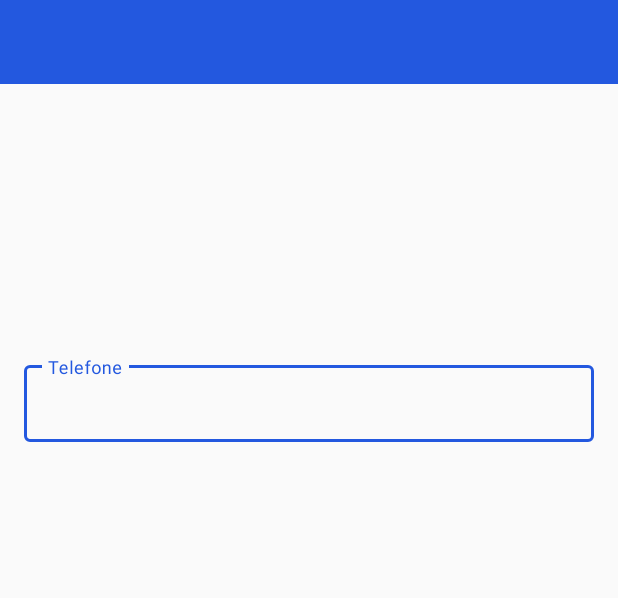
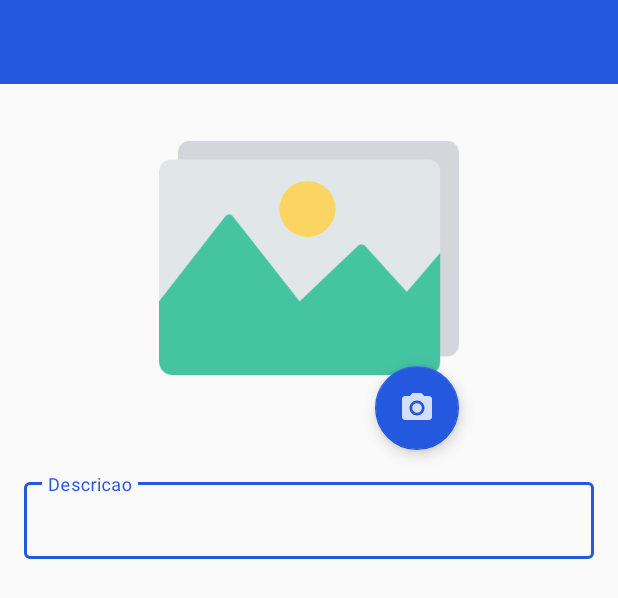
Before and after one commit to DannielRoque/Mapa_Local, an Android app: the layout activity_formulario_categoria.xml on its own in the app's theme, with its tools: preview values and no code run, on a phone screen of 412 x 824 dp. Shown: the top 598 px of the screen. Run offline under Robolectric (Android 15) with nearby library versions, the phone set to English and light mode, and no system bars.

Commit message:
update Formulario Categoria

```diff
--- a/app/src/main/AndroidManifest.xml
+++ b/app/src/main/AndroidManifest.xml
@@ -15,13 +15,15 @@
         android:roundIcon="@mipmap/ic_launcher_round"
         android:supportsRtl="true"
         android:theme="@style/AppTheme">
-        <activity android:name=".ui.FormularioCategoriaActivity"></activity>
-        <activity android:name=".ui.FormularioLocalActivity" >
+        <activity android:name=".ui.FormularioCategoriaActivity">
             <intent-filter>
                 <action android:name="android.intent.action.MAIN" />
 
                 <category android:name="android.intent.category.LAUNCHER" />
             </intent-filter>
+        </activity>
+        <activity android:name=".ui.FormularioLocalActivity" >
+
         </activity>
         <!--
              The API key for Google Maps-based APIs is defined as a string resource.
--- /dev/null
+++ b/app/src/main/res/drawable-anydpi/ic_action_picture.xml
@@ -0,0 +1,14 @@
+<vector xmlns:android="http://schemas.android.com/apk/res/android"
+    android:width="24dp"
+    android:height="24dp"
+    android:viewportWidth="24"
+    android:viewportHeight="24"
+    android:tint="#FFFFFF"
+    android:alpha="0.8">
+    <path
+        android:fillColor="#FF000000"
+        android:pathData="M12,12m-3.2,0a3.2,3.2 0,1 1,6.4 0a3.2,3.2 0,1 1,-6.4 0"/>
+    <path
+        android:fillColor="#FF000000"
+        android:pathData="M9,2L7.17,4L4,4c-1.1,0 -2,0.9 -2,2v12c0,1.1 0.9,2 2,2h16c1.1,0 2,-0.9 2,-2L22,6c0,-1.1 -0.9,-2 -2,-2h-3.17L15,2L9,2zM12,17c-2.76,0 -5,-2.24 -5,-5s2.24,-5 5,-5 5,2.24 5,5 -2.24,5 -5,5z"/>
+</vector>
--- /dev/null
+++ b/app/src/main/res/drawable/imagem_categoria.xml
@@ -0,0 +1,5 @@
+<?xml version="1.0" encoding="utf-8"?>
+<shape xmlns:android="http://schemas.android.com/apk/res/android"
+    android:shape="oval">
+    <solid android:color="@color/corPreta"/>
+</shape>
--- a/app/src/main/res/layout/activity_formulario_categoria.xml
+++ b/app/src/main/res/layout/activity_formulario_categoria.xml
@@ -10,21 +10,33 @@
         android:id="@+id/activity_formulario_toolbar_categoria"
         android:layout_width="match_parent"
         android:layout_height="wrap_content"
-        app:titleTextColor="@color/corBranca"
         android:background="@color/corToolbar"
         android:theme="@style/toolbar_theme"
+        app:layout_constraintEnd_toEndOf="parent"
+        app:layout_constraintStart_toStartOf="parent"
         app:layout_constraintTop_toTopOf="parent"
-        app:layout_constraintStart_toStartOf="parent"
-        app:layout_constraintEnd_toEndOf="parent"/>
+        app:titleTextColor="@color/corBranca" />
 
     <ImageView
         android:id="@+id/activity_formulario_imagem_categoria"
-        android:layout_width="150dp"
-        android:layout_height="150dp"
+        android:layout_width="200dp"
+        android:layout_height="200dp"
         android:layout_margin="16sp"
-        app:layout_constraintTop_toBottomOf="@id/activity_formulario_toolbar_categoria"
+        android:background="@drawable/image"
+        android:contentDescription="@string/imagem_categoria_do_local"
+        android:scaleType="fitXY"
+        app:layout_constraintEnd_toEndOf="parent"
         app:layout_constraintStart_toStartOf="parent"
-        app:layout_constraintEnd_toEndOf="parent"/>
+        app:layout_constraintTop_toBottomOf="@id/activity_formulario_toolbar_categoria" />
+
+    <com.google.android.material.floatingactionbutton.FloatingActionButton
+        android:id="@+id/activity_formulario_botao_imagem_categoria"
+        android:layout_width="wrap_content"
+        android:layout_height="wrap_content"
+        android:src="@drawable/ic_action_picture"
+        app:layout_constraintBottom_toBottomOf="@id/activity_formulario_imagem_categoria"
+        app:layout_constraintEnd_toEndOf="@id/activity_formulario_imagem_categoria"
+        app:layout_constraintTop_toBottomOf="@id/activity_formulario_imagem_categoria" />
 
     <com.google.android.material.textfield.TextInputLayout
         android:id="@+id/activity_formulario_descricao_categoria"
@@ -34,16 +46,24 @@
         android:layout_height="wrap_content"
         app:layout_constraintEnd_toEndOf="parent"
         app:layout_constraintStart_toStartOf="parent"
-        app:layout_constraintTop_toBottomOf="@id/activity_formulario_imagem_categoria">
+        app:layout_constraintTop_toBottomOf="@id/activity_formulario_botao_imagem_categoria">
 
         <com.google.android.material.textfield.TextInputEditText
             android:layout_width="match_parent"
             android:layout_height="wrap_content"
-            android:hint="Telefone"
+            android:hint="@string/descricao"
             android:inputType="textLongMessage"
             android:textSize="18sp" />
     </com.google.android.material.textfield.TextInputLayout>
 
+    <androidx.recyclerview.widget.RecyclerView
+        android:id="@+id/activity_formulario_recyclerview_categoria"
+        android:layout_width="match_parent"
+        android:layout_height="wrap_content"
+        app:layout_constraintTop_toBottomOf="@id/activity_formulario_descricao_categoria"
+        app:layout_constraintBottom_toBottomOf="parent"
+        app:layout_constraintStart_toStartOf="@id/activity_formulario_descricao_categoria"
+        app:layout_constraintEnd_toEndOf="@id/activity_formulario_descricao_categoria"/>
 
 
 </androidx.constraintlayout.widget.ConstraintLayout>
--- a/app/src/main/res/values/strings.xml
+++ b/app/src/main/res/values/strings.xml
@@ -1,4 +1,6 @@
 <resources>
     <string name="app_name">Mapa Local</string>
     <string name="title_activity_maps">Map</string>
+    <string name="imagem_categoria_do_local">Imagem Categoria do Local</string>
+    <string name="descricao">Descricao</string>
 </resources>
```
Also changed, not shown: app/src/main/java/estudo/com/mapalocal/modelo/Categoria.kt (added, +9 -0 lines), app/src/main/java/estudo/com/mapalocal/modelo/Local.kt (added, +11 -0 lines), app/src/main/java/estudo/com/mapalocal/ui/FormularioCategoriaActivity.kt (+19 -0 lines), app/src/main/java/estudo/com/mapalocal/ui/FormularioLocalActivity.kt (+17 -0 lines), app/src/main/res/drawable-anydpi/ic_action_salvar.xml (added, +11 -0 lines), app/src/main/res/menu/menu_salvar.xml (added, +10 -0 lines), app/src/main/res/drawable-hdpi/ic_action_picture.png (added), app/src/main/res/drawable-hdpi/ic_action_salvar.png (added), app/src/main/res/drawable-mdpi/ic_action_picture.png (added), app/src/main/res/drawable-mdpi/ic_action_salvar.png (added), app/src/main/res/drawable-xhdpi/ic_action_picture.png (added), app/src/main/res/drawable-xhdpi/ic_action_salvar.png (added), app/src/main/res/drawable-xhdpi/image.png (added), app/src/main/res/drawable-xxhdpi/ic_action_picture.png (added), 1 more files.
